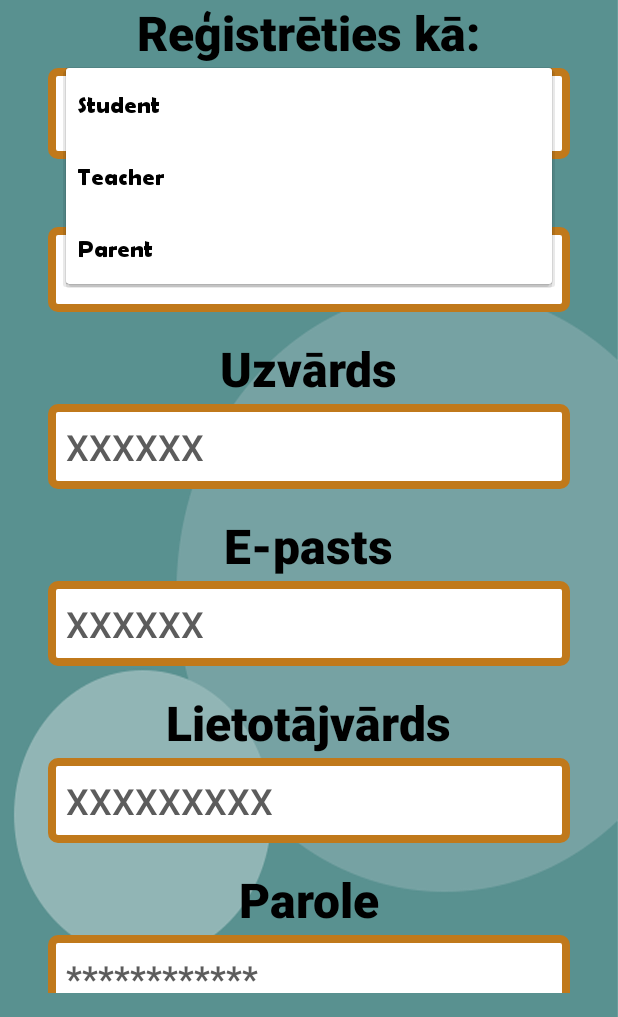
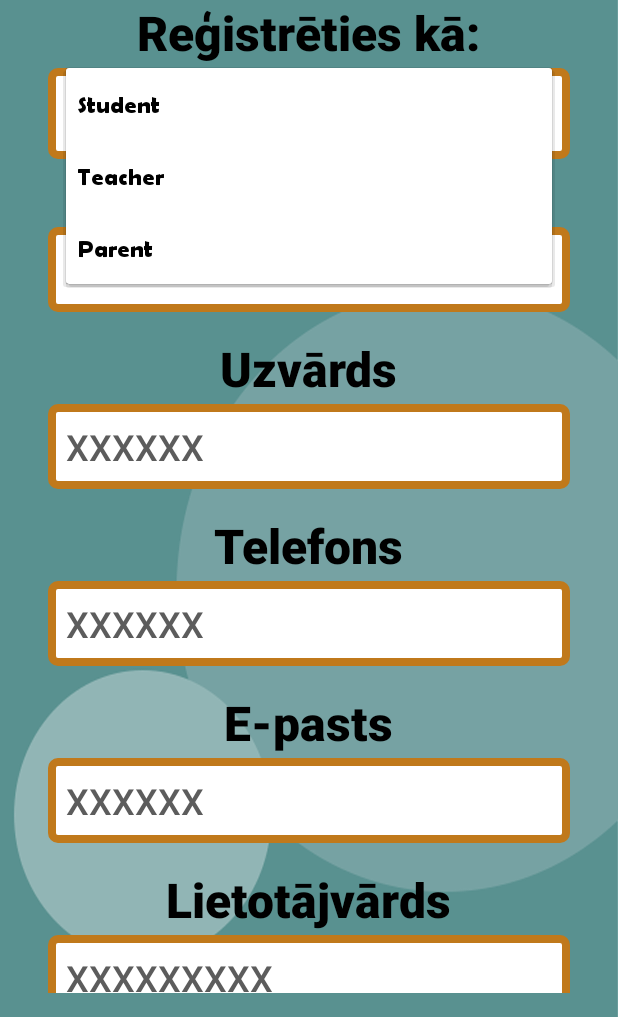
Before and after one commit to Cerins/OOP-client, an Android app: the RegisterFragment screen opened through its navigation route, after a tap on "Student", on a phone screen of 412 x 824 dp, the part 219-1236 px from its top. Run offline under Robolectric (Android 15) with nearby library versions, the phone set to English and light mode, and no system bars; our stand-ins replace Dagger/Hilt's generated code, navigation-ui; network calls fail; pictures from the network do not load.

Commit message:
Register button creates user, doesn't log in

```diff
--- a/app/src/main/java/com/example/studybuddy/data/model/RegisterResponse.kt
+++ b/app/src/main/java/com/example/studybuddy/data/model/RegisterResponse.kt
@@ -4,9 +4,10 @@ data class RegisterResponse(
     val id: Int,
     val firstName: String,
     val lastName: String,
+    val login: String,
     val description: String?,
     val avatarID: Int?,
-    val tags: Set<TagDto>?,
+    val tags: ArrayList<TagDto>?,
     val role: String,
     val subject: Int?
 )
--- a/app/src/main/java/com/example/studybuddy/data/model/TagDto.kt
+++ b/app/src/main/java/com/example/studybuddy/data/model/TagDto.kt
@@ -1,3 +1,7 @@
 package com.example.studybuddy.data.model
 
-data class TagDto (val id: Int?, val type: String, val name: String?)
+data class TagDto(
+    val id: Int,
+    val name: String,
+    val type: String
+)
--- a/app/src/main/java/com/example/studybuddy/ui/register/RegisterFragment.kt
+++ b/app/src/main/java/com/example/studybuddy/ui/register/RegisterFragment.kt
@@ -28,6 +28,7 @@ import com.google.android.material.chip.Chip
 import dagger.hilt.android.AndroidEntryPoint
 import kotlinx.coroutines.launch
 import kotlinx.coroutines.runBlocking
+import com.example.studybuddy.data.model.TagDto
 
 @AndroidEntryPoint
 class RegisterFragment : Fragment() {
@@ -73,48 +74,77 @@ class RegisterFragment : Fragment() {
     override fun onViewCreated(view: View, savedInstanceState: Bundle?) {
         super.onViewCreated(view, savedInstanceState)
 
-        val adapter = ArrayAdapter(
+        val adapter1 = ArrayAdapter(
             requireContext(), R.layout.view_spinner_item, listOf("Student", "Teacher", "Parent")
         )
 
-        adapter.setDropDownViewResource(android.R.layout.simple_spinner_dropdown_item)
-        binding.spType.adapter = adapter
+        val adapter2 = ArrayAdapter(
+            requireContext(), R.layout.view_spinner_item, listOf("Rīgas Valsts 1. ģimnāzija", "Rīgas Valsts 2. ģimnāzija", "Rīgas Valsts 3. ģimnāzija")
+        )
+
+        val adapter3 = ArrayAdapter(
+            requireContext(), R.layout.view_spinner_item, listOf("16-19", "19-23", "23-")
+        )
+
+        adapter1.setDropDownViewResource(android.R.layout.simple_spinner_dropdown_item)
+        binding.spType.adapter = adapter1
+
+        adapter2.setDropDownViewResource(android.R.layout.simple_spinner_dropdown_item)
+        binding.spTeaching.adapter = adapter2
+
+        adapter3.setDropDownViewResource(android.R.layout.simple_spinner_dropdown_item)
+        binding.spAge.adapter = adapter3
 
         binding.btnRegister.setOnClickListener {
+            val description = binding.etDesc.text.toString().trim()
             val email = binding.etEmail.text.toString().trim()
-            val password = binding.etPassword.text.toString().trim()
             val firstName = binding.etName.text.toString().trim()
             val lastName = binding.etSurname.text.toString().trim()
-            val description = binding.etDesc.text.toString().trim()
-
-            val username = binding.etUsername.text.toString().trim()
-            val phone = "12345678"
-            val age = binding.spAge.id
+            val login = binding.etUsername.text.toString().trim()
+            val password = binding.etPassword.text.toString().trim()
+            val phone = binding.etPhone.text.toString().trim()
 
             val role = when (binding.spType.selectedItemPosition) {
                 1 -> "teacher"
                 2 -> "parent"
                 else -> "student"
             }
-            val teachingInst = binding.spTeaching.id
-            val interests = ""
-            val image = binding.ivProfile.drawable
+
+            val age = when (binding.spAge.selectedItemPosition) {
+                1 -> "19-23"
+                2 -> "23-"
+                else -> "16-19"
+            }
+
+            val establishment = when (binding.spTeaching.selectedItemPosition) {
+                1 -> "Rīgas Valsts 2. ģimnāzija"
+                2 -> "Rīgas Valsts 3. ģimnāzija"
+                else -> "Rīgas Valsts 1. ģimnāzija"
+            }
+
+            val tags = listOf(
+                TagDto(1, age, "age"),
+                TagDto(2, establishment, "establishment"),
+                TagDto(3, "Matemātika", "interests")
+            )
+
+            val image = null // for now
 
             val passwordError =
                 binding.etPassword.text.toString().trim() != binding.etPassword.text.toString()
                     .trim()
             val registerRequest =
                 RegisterRequest(
+                    description,
                     email,
-                    password,
-                    username,
                     firstName,
                     lastName,
-                    description,
+                    login,
+                    password,
                     phone,
                     role,
-                    interests,
-                    "Image"
+                    tags,
+                    null
                 )
             if (passwordError.not()) {
                 viewModel.register(registerRequest)
@@ -158,10 +188,10 @@ class RegisterFragment : Fragment() {
                         }
 
                         is Resource.Success -> {
-//                            viewModel.login(
-//                                binding.etEmail.text.trim().toString(),
-//                                binding.etPassword.text.trim().toString()
-//                            )
+                        //    viewModel.login(
+                        //        binding.etEmail.text.trim().toString(),
+                        //        binding.etPassword.text.trim().toString()
+                        //   )
                             // login istegi ve giris yap
                             Log.d("RegisterFragment reg", "Success...")
                         }
@@ -187,10 +217,10 @@ class RegisterFragment : Fragment() {
                         }
 
                         is Resource.Success -> {
-//                            runBlocking {
-//                                viewModel.saveToken(token.data)
-//                                findNavController().navigate(R.id.action_registerFragment_to_navigation_profile1)
-//                            }
+                        //    runBlocking {
+                        //        viewModel.saveToken(token.data)
+                        //    findNavController().navigate(R.id.action_registerFragment_to_navigation_profile1)
+                        //    }
                             Log.d("RegisterFragment", "Success...")
                         }
 
--- a/app/src/main/res/layout/fragment_register.xml
+++ b/app/src/main/res/layout/fragment_register.xml
@@ -108,9 +108,40 @@
                 app:layout_constraintStart_toStartOf="parent"
                 app:layout_constraintTop_toBottomOf="@id/etEmail" />
 
+            <EditText
+                android:id="@+id/etSurname"
+                android:layout_width="match_parent"
+                android:layout_height="wrap_content"
+                android:layout_gravity="center"
+                android:layout_marginHorizontal="16dp"
+                android:layout_marginTop="2dp"
+                android:background="@drawable/bg_et"
+                android:fontFamily="sans-serif-medium"
+                android:hint="XXXXXX"
+                android:textColorHint="@color/gray"
+                android:paddingHorizontal="12dp"
+                android:paddingVertical="12dp"
+                android:textColor="@color/black"
+                android:textSize="24sp"
+                app:layout_constraintEnd_toEndOf="parent"
+                app:layout_constraintStart_toStartOf="parent"
+                app:layout_constraintTop_toBottomOf="@id/tvPassword" />
+
+            <TextView
+                android:id="@+id/tvPhone"
+                android:layout_width="wrap_content"
+                android:layout_height="wrap_content"
+                android:layout_gravity="center"
+                android:layout_marginTop="16dp"
+                android:fontFamily="sans-serif-black"
+                android:text="Telefons"
+                android:textColor="@color/black"
+                android:textSize="32sp"
+                app:layout_constraintStart_toStartOf="parent"
+                app:layout_constraintTop_toBottomOf="@id/etEmail" />
 
             <EditText
-                android:id="@+id/etSurname"
+                android:id="@+id/etPhone"
                 android:layout_width="match_parent"
                 android:layout_height="wrap_content"
                 android:layout_gravity="center"
```
Also changed, not shown: app/src/main/java/com/example/studybuddy/data/model/RegisterRequest.kt (+6 -5 lines).
